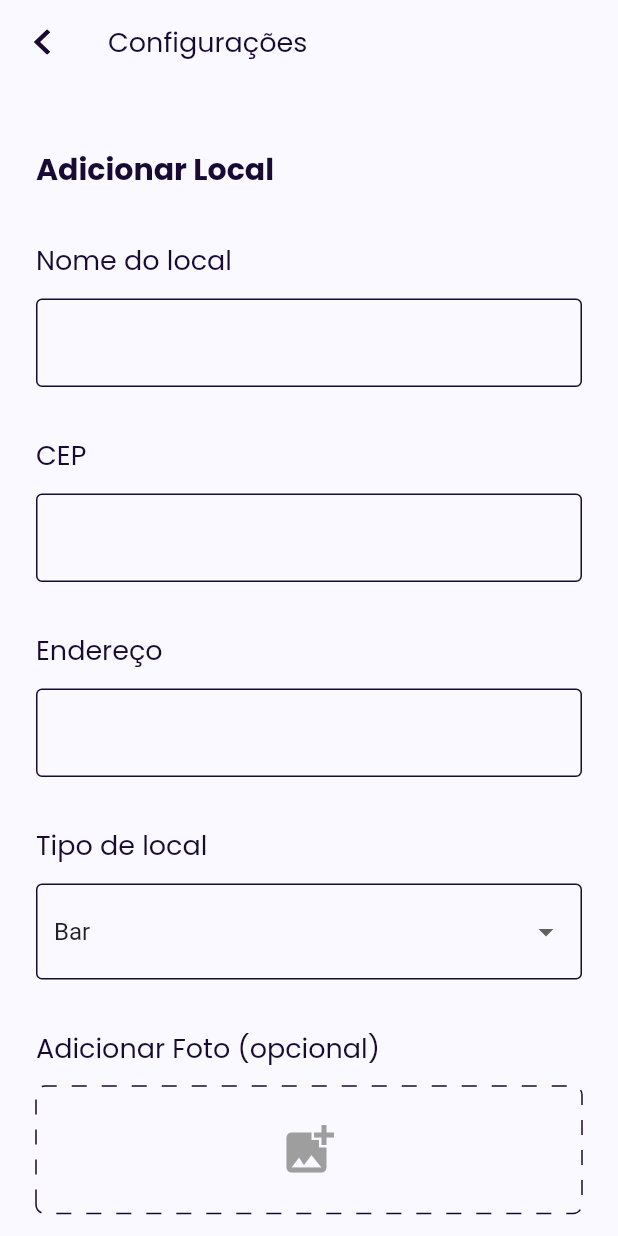
After one commit to Is-It-Safe/mobile, a Flutter app: the AddLocalePage screen opened by its route, on a phone screen of 412 x 824 dp. The commit adds this screen. Run offline on Flutter 3.47's test engine with Material 2 defaults, Android fonts, the phone set to English and light mode, and no system bars; drawn by our look-alikes of dotted_border; our stand-ins replace dio, flutter_modular, flutter_svg, google_fonts, image_picker, logger and 4 more; accounts and stored records are empty.

Commit message:
Revisão de tela de localização. Controller e tela revertido para implementação inicial.

```diff
--- a/lib/l10n/intl_pt.arb
+++ b/lib/l10n/intl_pt.arb
@@ -119,7 +119,19 @@
     "textOnBoarding2_1":"segurança",
     "textOnBoarding3_0":"Descreva suas",
     "textOnBoarding3_1":"experiências",
-    "textOnBoarding3_2":"e avalie locais"
+    "textOnBoarding3_2":"e avalie locais",
 
+    "textAddLocaleTitle": "Configurações",
+    "textAddLocaleSubTitle": "Adicionar Local",
+    "textAddLocaleNameTextFieldTitle": "Nome do local",
+    "textAddLocaleCepFieldTitle": "CEP",
+    "textAddLocaleAddressFieldTitle": "Endereço",
+    "textAddTypeLocaleFieldTitle": "Tipo de local",
+    "textAddLocalePhotoFieldTitle": "Adicionar Foto (opcional)",
+    "textAddLocaleConfirm": "ADICIONAR LOCAL",
 
+    "textAddLocaleTypePub": "Bar",
+    "textAddLocaleTypeRestaurant": "Restaurante",
+    "textAddLocaleTypePublicLocation": "Local público",
+    "textAddLocaleTypeNightClub": "Casa noturna"
 }
--- /dev/null
+++ b/lib/src/app/modules/add_locale/presenter/pages/add_locale_page.dart
@@ -0,0 +1,189 @@
+import 'package:flutter/material.dart';
+import 'package:flutter_modular/flutter_modular.dart';
+import 'package:is_it_safe_app/generated/l10n.dart';
+import 'package:is_it_safe_app/src/app/modules/add_locale/presenter/bloc/add_locale_bloc.dart';
+import 'package:is_it_safe_app/src/app/modules/add_locale/presenter/widgets/locale_photo_component.dart';
+import 'package:is_it_safe_app/src/components/style/text/text_styles.dart';
+import 'package:is_it_safe_app/src/components/widgets/safe_app_bar.dart';
+import 'package:is_it_safe_app/src/components/widgets/safe_button.dart';
+import 'package:is_it_safe_app/src/components/widgets/safe_text_form_field.dart';
+import 'package:is_it_safe_app/src/core/enum/location_type_enum.dart';
+import 'package:is_it_safe_app/src/core/util/parse_enum.dart';
+
+class AddLocalePage extends StatefulWidget {
+  static String route = '/add_locale_page/';
+
+  const AddLocalePage({Key? key}) : super(key: key);
+
+  @override
+  State<AddLocalePage> createState() => _AddLocalePageState();
+}
+
+class _AddLocalePageState extends ModularState<AddLocalePage, AddLocaleBloc> {
+  GlobalKey<FormState> formKey = GlobalKey<FormState>();
+
+  @override
+  Widget build(BuildContext context) {
+    return Scaffold(
+      appBar: SafeAppBar(
+        title: S.current.textAddLocaleTitle,
+      ),
+      body: StreamBuilder<bool>(
+        initialData: true,
+        builder: (context, snapshot) {
+          return SingleChildScrollView(
+            child: Padding(
+              padding: const EdgeInsets.symmetric(
+                horizontal: 24.0,
+                vertical: 8.0,
+              ),
+              child: Column(
+                crossAxisAlignment: CrossAxisAlignment.start,
+                children: [
+                  Padding(
+                    padding: const EdgeInsets.only(bottom: 32.0),
+                    child: Text(
+                      S.current.textAddLocaleSubTitle,
+                      style: TextStyles.headline3(),
+                    ),
+                  ),
+                  MountTextField(formKey: formKey),
+                  ValueListenableBuilder<String?>(
+                    valueListenable: controller.imageNotifier,
+                    builder: (context, value, _) {
+                      return Padding(
+                        padding: const EdgeInsets.only(bottom: 48.0),
+                        child: LocalePhotoComponent(
+                          path: value,
+                          onTap: () async {
+                            controller.imageNotifier.value =
+                                await controller.handleCameraTap();
+                          },
+                        ),
+                      );
+                    },
+                  ),
+                  Center(
+                    child: SafeButton(
+                      title: S.current.textAddLocaleConfirm,
+                      hasBackground: true,
+                      size: ButtonSize.large,
+                      onTap: () => controller.sendNewLocation(),
+                    ),
+                  ),
+                ],
+              ),
+            ),
+          );
+        },
+      ),
+    );
+  }
+}
+
+// ignore: must_be_immutable
+class MountTextField extends StatelessWidget {
+  final GlobalKey<FormState> formKey;
+
+  ValueNotifier<String> locationTypeNotifier =
+      ValueNotifier(ParseEnum.parseLocationTypeEnum(LocationTypeEnum.pub));
+
+  MountTextField({
+    Key? key,
+    required this.formKey,
+  }) : super(key: key);
+
+  @override
+  Widget build(BuildContext context) {
+    return Form(
+      key: formKey,
+      child: Column(
+        crossAxisAlignment: CrossAxisAlignment.start,
+        children: [
+          Padding(
+            padding: const EdgeInsets.only(bottom: 12.0),
+            child: Text(
+              S.current.textAddLocaleNameTextFieldTitle,
+              style: TextStyles.subtitle1(),
+            ),
+          ),
+          Padding(
+            padding: const EdgeInsets.only(bottom: 32.0),
+            child: SafeTextFormField(
+              validator: (value) {
+                if (value != null && value.isNotEmpty) {
+                  return null;
+                }
+                return S.current.textErrorEmptyField;
+              },
+            ),
+          ),
+          Padding(
+            padding: const EdgeInsets.only(bottom: 12.0),
+            child: Text(
+              S.current.textAddLocaleCepFieldTitle,
+              style: TextStyles.subtitle1(),
+            ),
+          ),
+          Padding(
+            padding: const EdgeInsets.only(bottom: 32.0),
+            child: SafeTextFormField(
+              validator: (value) {
+                if (value != null && value.isNotEmpty) {
+                  return null;
+                }
+                return S.current.textErrorEmptyField;
+              },
+            ),
+          ),
+          Padding(
+            padding: const EdgeInsets.only(bottom: 12.0),
+            child: Text(
+              S.current.textAddLocaleAddressFieldTitle,
+              style: TextStyles.subtitle1(),
+            ),
+          ),
+          Padding(
+            padding: const EdgeInsets.only(bottom: 32.0),
+            child: SafeTextFormField(
+              validator: (value) {
+                if (value != null && value.isNotEmpty) {
+                  return null;
+                }
+                return S.current.textErrorEmptyField;
+              },
+            ),
+          ),
+          Padding(
+            padding: const EdgeInsets.only(bottom: 12.0),
+            child: Text(
+              S.current.textAddTypeLocaleFieldTitle,
+              style: TextStyles.subtitle1(),
+            ),
+          ),
+          Padding(
+            padding: const EdgeInsets.only(bottom: 32.0),
+            child: ValueListenableBuilder<String>(
+                valueListenable: locationTypeNotifier,
+                builder: (context, value, _) {
+                  return DropdownButtonFormField<String>(
+                    value: value,
+                    items: LocationTypeEnum.values
+                        .map(
+                          (e) => DropdownMenuItem<String>(
+                            child: Text(
+                              ParseEnum.parseLocationTypeEnum(e),
+                            ),
+                            value: ParseEnum.parseLocationTypeEnum(e),
+                          ),
+                        )
+                        .toList(),
+                    onChanged: (value) => locationTypeNotifier.value = value!,
+                  );
+                }),
+          ),
+        ],
+      ),
+    );
+  }
+}
--- /dev/null
+++ b/lib/src/app/modules/add_locale/presenter/widgets/locale_photo_component.dart
@@ -0,0 +1,69 @@
+import 'dart:io';
+
+import 'package:flutter/material.dart';
+import 'package:dotted_border/dotted_border.dart';
+import 'package:is_it_safe_app/src/components/style/colors/safe_colors.dart';
+import 'package:is_it_safe_app/generated/l10n.dart';
+import 'package:is_it_safe_app/src/components/style/text/text_styles.dart';
+
+class LocalePhotoComponent extends StatefulWidget {
+  final Function onTap;
+  final String? path;
+
+  const LocalePhotoComponent({Key? key, required this.onTap, this.path})
+      : super(key: key);
+
+  @override
+  State<LocalePhotoComponent> createState() => _LocalePhotoComponentState();
+}
+
+class _LocalePhotoComponentState extends State<LocalePhotoComponent> {
+  @override
+  Widget build(BuildContext context) {
+    return Column(
+      crossAxisAlignment: CrossAxisAlignment.start,
+      children: [
+        Padding(
+          padding: const EdgeInsets.only(bottom: 12.0),
+          child: Text(
+            S.current.textAddLocalePhotoFieldTitle,
+            style: TextStyles.subtitle1(),
+          ),
+        ),
+        AnimatedContainer(
+          duration: const Duration(milliseconds: 200),
+          height: widget.path == null ? 85 : 300,
+          child: DottedBorder(
+            color: SafeColors.textColors.dark,
+            borderType: BorderType.RRect,
+            radius: const Radius.circular(6.0),
+            dashPattern: const [
+              10,
+              10,
+            ],
+            child: Center(
+              child: GestureDetector(
+                onTap: () => widget.onTap(),
+                child: AnimatedSwitcher(
+                  duration: const Duration(milliseconds: 200),
+                  child: widget.path == null
+                      ? const Icon(
+                          Icons.add_photo_alternate,
+                          color: Colors.grey,
+                          size: 40,
+                        )
+                      : Image.file(
+                          File(
+                            widget.path!,
+                          ),
+                          fit: BoxFit.contain,
+                        ),
+                ),
+              ),
+            ),
+          ),
+        ),
+      ],
+    );
+  }
+}
--- a/lib/src/app/modules/configuration/configuration_module.dart
+++ b/lib/src/app/modules/configuration/configuration_module.dart
@@ -1,4 +1,6 @@
 import 'package:flutter_modular/flutter_modular.dart';
+import 'package:is_it_safe_app/src/app/modules/add_locale/add_locale_module.dart';
+import 'package:is_it_safe_app/src/app/modules/add_locale/presenter/pages/add_locale_page.dart';
 import 'package:is_it_safe_app/src/app/modules/configuration/account/account_module.dart';
 import 'package:is_it_safe_app/src/app/modules/configuration/account/presenter/pages/account_page.dart';
 
@@ -11,5 +13,6 @@ class ConfigurationModule extends Module {
   @override
   final List<ModularRoute> routes = [
     ModuleRoute(AccountPage.route, module: AccountModule()),
+    ModuleRoute(AddLocalePage.route, module: AddLocaleModule())
   ];
 }
--- a/lib/src/core/constants/assets_constants.dart
+++ b/lib/src/core/constants/assets_constants.dart
@@ -35,6 +35,7 @@ class _IconsAssets {
   String searchOutlined = 'images/modules/core/icons/search_active_icon.svg';
   String search = 'images/modules/core/icons/search_icon.svg';
   String account = 'images/modules/core/icons/account_icon.svg';
+  String addLocale = 'images/modules/core/icons/add_locale_icon.svg';
 }
 
 class _MockAssets {
--- /dev/null
+++ b/lib/src/core/enum/location_type_enum.dart
@@ -0,0 +1,6 @@
+enum LocationTypeEnum {
+  pub,
+  restaurant,
+  publicLocation,
+  nightClub
+}
--- /dev/null
+++ b/lib/src/core/util/parse_enum.dart
@@ -0,0 +1,19 @@
+import 'package:is_it_safe_app/generated/l10n.dart';
+import 'package:is_it_safe_app/src/core/enum/location_type_enum.dart';
+
+class ParseEnum {
+  static String parseLocationTypeEnum(LocationTypeEnum location) {
+    switch(location) {
+      case LocationTypeEnum.pub:
+        return S.current.textAddLocaleTypePub;
+      case LocationTypeEnum.restaurant:
+        return S.current.textAddLocaleTypeRestaurant;
+      case LocationTypeEnum.publicLocation:
+        return S.current.textAddLocaleTypePublicLocation;
+      case LocationTypeEnum.nightClub:
+        return S.current.textAddLocaleTypeNightClub;
+      default:
+        return '';
+    }
+  }
+}
--- a/lib/src/service/api/constants/api_constants.dart
+++ b/lib/src/service/api/constants/api_constants.dart
@@ -47,6 +47,7 @@ class ApiConstants {
   //Location
   static const String getBestRatedLocations = '${kUrl}location/find-all';
   static const String getLocationsByName = '${kUrl}location/find-all?name=';
+  static const String addLocation = '${kUrl}location/save';
 
   //User
   static const String getUser = '${kUrl}user/profile';
--- /dev/null
+++ b/lib/src/service/api/modules/add_location/add_location_service_contract.dart
@@ -0,0 +1,3 @@
+abstract class AddLocationServiceContract {
+  Future addLocationService();
+}
--- a/pubspec.yaml
+++ b/pubspec.yaml
@@ -22,6 +22,7 @@ dependencies:
   build_runner: ^2.1.10
   logger:
   meta: ^1.7.0
+  image_picker: ^0.8.5+3
 
   #Requisições HTTP
   dio: ^4.0.0
@@ -39,6 +40,7 @@ dependencies:
   smooth_page_indicator: ^1.0.0+2
   flutter_svg: ^0.22.0
   simple_animations: ^4.0.1
+  dotted_border: ^2.0.0
 
   #Armazenamento
   shared_preferences: ^2.0.8
```
Also changed, not shown: lib/src/app/modules/add_locale/add_locale_module.dart (added, +20 -0 lines), lib/src/app/modules/add_locale/presenter/bloc/add_locale_bloc.dart (added, +34 -0 lines), lib/src/app/modules/home/home_module.dart (+5 -3 lines), lib/src/app/modules/home/presenter/widgets/home_drawer.dart (+9 -0 lines), lib/src/service/api/modules/add_location/add_location_service.dart (added, +33 -0 lines), lib/src/service/api/modules/add_location/response/response_add_location.dart (added, +29 -0 lines), images/modules/core/icons/add_locale_icon.svg (added), lib/generated/intl/messages_pt.dart, lib/generated/l10n.dart, pubspec.lock.
